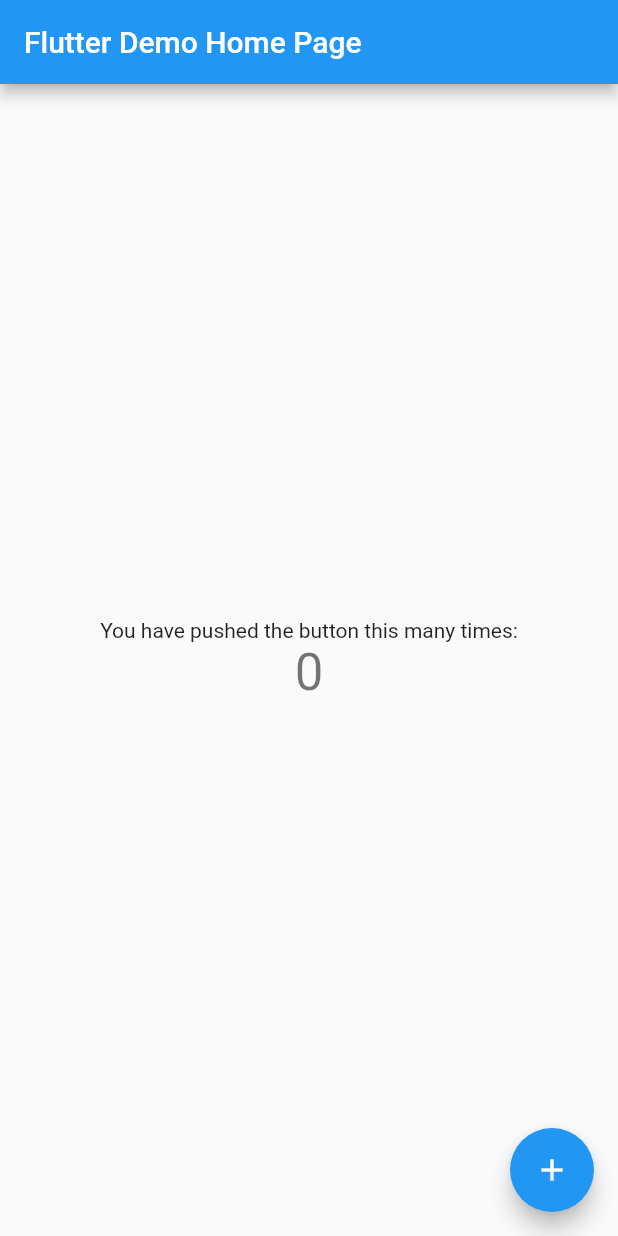
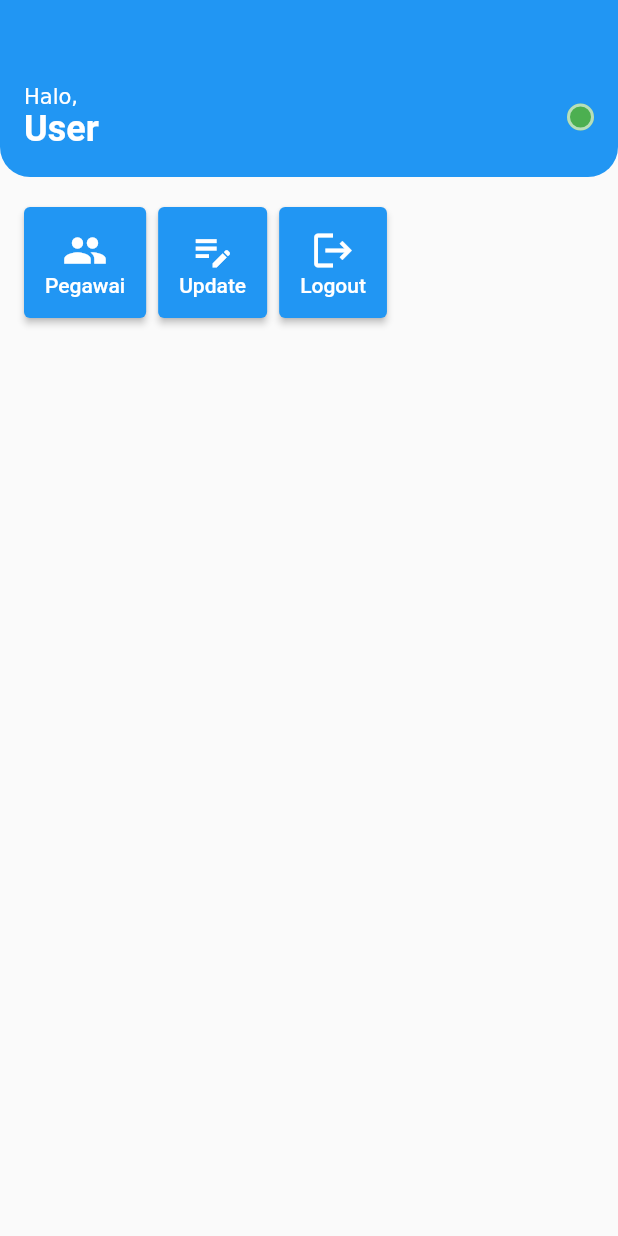
Before and after one commit to fadli23alamsyah/testpegawai_app, a Flutter app: the screen it shows after launch, on a phone screen of 412 x 824 dp. Run offline on Flutter 3.47's test engine with Material 2 defaults, Android fonts, the phone set to English and light mode, and no system bars.

Commit message:
add logo and create screen

```diff
--- a/lib/main.dart
+++ b/lib/main.dart
@@ -1,4 +1,6 @@
 import 'package:flutter/material.dart';
+import 'package:pegawaiediites_app/screens/home_screen.dart';
+import 'package:pegawaiediites_app/screens/splash_screen.dart';
 
 void main() {
   runApp(const MyApp());
@@ -10,58 +12,12 @@ class MyApp extends StatelessWidget {
   @override
   Widget build(BuildContext context) {
     return MaterialApp(
+      debugShowCheckedModeBanner: false,
       title: 'Pegawai PT. EDII App',
       theme: ThemeData(
         primarySwatch: Colors.blue,
       ),
-      home: const MyHomePage(title: 'Flutter Demo Home Page'),
+      home: const HomeScreen(),
     );
   }
 }
-
-class MyHomePage extends StatefulWidget {
-  const MyHomePage({super.key, required this.title});
-
-  final String title;
-
-  @override
-  State<MyHomePage> createState() => _MyHomePageState();
-}
-
-class _MyHomePageState extends State<MyHomePage> {
-  int _counter = 0;
-
-  void _incrementCounter() {
-    setState(() {
-      _counter++;
-    });
-  }
-
-  @override
-  Widget build(BuildContext context) {
-    return Scaffold(
-      appBar: AppBar(
-        title: Text(widget.title),
-      ),
-      body: Center(
-        child: Column(
-          mainAxisAlignment: MainAxisAlignment.center,
-          children: <Widget>[
-            const Text(
-              'You have pushed the button this many times:',
-            ),
-            Text(
-              '$_counter',
-              style: Theme.of(context).textTheme.headlineMedium,
-            ),
-          ],
-        ),
-      ),
-      floatingActionButton: FloatingActionButton(
-        onPressed: _incrementCounter,
-        tooltip: 'Increment',
-        child: const Icon(Icons.add),
-      ),
-    );
-  }
-}
--- /dev/null
+++ b/lib/screens/home_screen.dart
@@ -0,0 +1,101 @@
+import 'package:flutter/material.dart';
+import 'package:pegawaiediites_app/screens/employee_screen.dart';
+import 'package:pegawaiediites_app/screens/update_profile.dart';
+
+class HomeScreen extends StatelessWidget {
+  const HomeScreen({super.key});
+
+  @override
+  Widget build(BuildContext context) {
+    return Scaffold(
+      body: Column(
+        children: [
+          Container(
+            width: double.infinity,
+            margin: const EdgeInsets.only(bottom: 20),
+            padding: const EdgeInsets.only(
+                left: 16, right: 16, bottom: 18, top: kToolbarHeight),
+            decoration: const BoxDecoration(
+              color: Colors.blue,
+              borderRadius: BorderRadius.vertical(bottom: Radius.circular(20)),
+            ),
+            child: Row(
+              mainAxisAlignment: MainAxisAlignment.spaceBetween,
+              children: [
+                RichText(
+                    text: const TextSpan(children: [
+                  TextSpan(
+                    text: 'Halo, \n',
+                  ),
+                  TextSpan(
+                      text: 'User',
+                      style: TextStyle(
+                        fontSize: 24,
+                        fontWeight: FontWeight.w600,
+                      )),
+                ])),
+                Container(
+                  height: 18,
+                  width: 18,
+                  decoration: BoxDecoration(
+                      color: Colors.green,
+                      borderRadius: BorderRadius.circular(50),
+                      border: Border.all(
+                        color: Colors.white60,
+                        width: 2,
+                      )),
+                ),
+              ],
+            ),
+          ),
+          Container(
+            padding: const EdgeInsets.symmetric(horizontal: 16),
+            child: Row(
+              children: [
+                ElevatedButton(
+                  onPressed: () => Navigator.push(context, MaterialPageRoute(builder: (context) => const EmployeeScreen())),
+                  style: ElevatedButton.styleFrom(
+                    padding: const EdgeInsets.all(14),
+                  ),
+                  child: Column(
+                    children: const [
+                      Icon(Icons.people, size: 30),
+                      Text('Pegawai')
+                    ],
+                  ),
+                ),
+                const SizedBox(width: 8),
+                ElevatedButton(
+                  onPressed: () => Navigator.push(context, MaterialPageRoute(builder: (context) => const UpdateProfile())),
+                  style: ElevatedButton.styleFrom(
+                    padding: const EdgeInsets.all(14),
+                  ),
+                  child: Column(
+                    children: const [
+                      Icon(Icons.edit_note, size: 30),
+                      Text('Update')
+                    ],
+                  ),
+                ),
+                const SizedBox(width: 8),
+                ElevatedButton(
+                  onPressed: (){},
+                  style: ElevatedButton.styleFrom(
+                    padding: const EdgeInsets.all(14),
+                  ),
+                  child: Column(
+                    children: const [
+                      Icon(Icons.logout, size: 30),
+                      Text('Logout'),
+                    ],
+                  ),
+                ),
+              ],
+            ),
+          ),
+
+        ],
+      ),
+    );
+  }
+}
--- a/pubspec.yaml
+++ b/pubspec.yaml
@@ -59,9 +59,8 @@ flutter:
   uses-material-design: true
 
   # To add assets to your application, add an assets section, like this:
-  # assets:
-  #   - images/a_dot_burr.jpeg
-  #   - images/a_dot_ham.jpeg
+  assets:
+    - assets/
 
   # An image asset can refer to one or more resolution-specific "variants", see
   # https://flutter.dev/assets-and-images/#resolution-aware
```
Also changed, not shown: lib/screens/details_employee.dart (added, +93 -0 lines), lib/screens/employee_screen.dart (added, +29 -0 lines), lib/screens/login_screen.dart (added, +149 -0 lines), lib/screens/register_screen.dart (added, +159 -0 lines), lib/screens/splash_screen.dart (added, +28 -0 lines), lib/screens/update_profile.dart (added, +103 -0 lines), lib/screens/widgets/item_employee.dart (added, +26 -0 lines), 1 other file.
